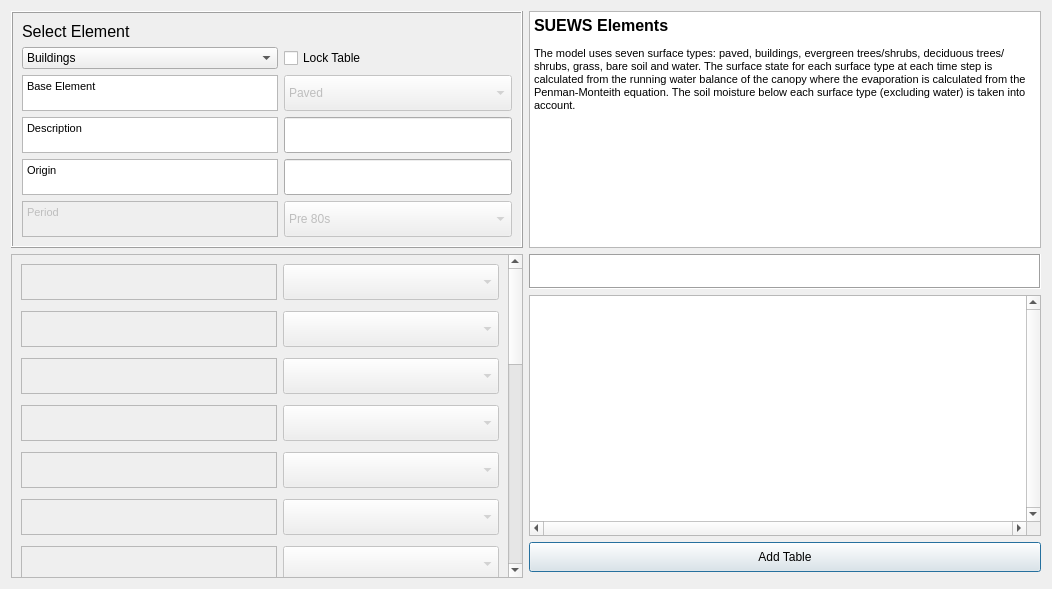
This is tabs/urban_element_editor_mkII_tab.ui in gusbacos/suews_database_manager as Qt 5 draws it before an edit. The edited form follows.
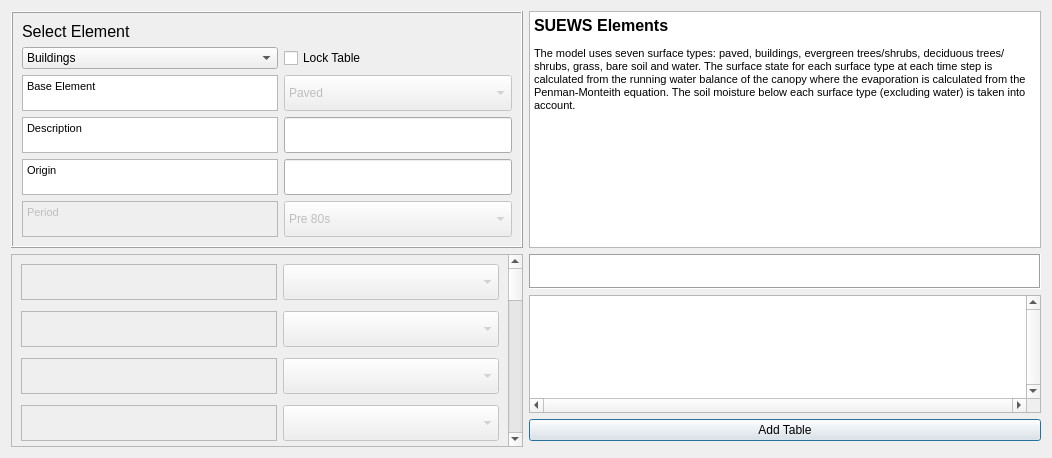
This is the edited form. Custom widgets are drawn as their Qt base class.

The edit to the form file:
```diff
--- a/tabs/urban_element_editor_mkII_tab.ui
+++ b/tabs/urban_element_editor_mkII_tab.ui
@@ -7,7 +7,7 @@
     <x>0</x>
     <y>0</y>
     <width>1052</width>
-    <height>589</height>
+    <height>458</height>
    </rect>
   </property>
   <property name="windowTitle">
@@ -605,7 +605,7 @@
             <string>&lt;!DOCTYPE HTML PUBLIC &quot;-//W3C//DTD HTML 4.0//EN&quot; &quot;http://www.w3.org/TR/REC-html40/strict.dtd&quot;&gt;
 &lt;html&gt;&lt;head&gt;&lt;meta name=&quot;qrichtext&quot; content=&quot;1&quot; /&gt;&lt;style type=&quot;text/css&quot;&gt;
 p, li { white-space: pre-wrap; }
-&lt;/style&gt;&lt;/head&gt;&lt;body style=&quot; font-family:'MS Shell Dlg 2'; font-size:8.25pt; font-weight:400; font-style:normal;&quot;&gt;
+&lt;/style&gt;&lt;/head&gt;&lt;body style=&quot; font-family:'MS Shell Dlg 2'; font-size:9.75pt; font-weight:400; font-style:normal;&quot;&gt;
 &lt;p style=&quot;-qt-paragraph-type:empty; margin-top:0px; margin-bottom:0px; margin-left:0px; margin-right:0px; -qt-block-indent:0; text-indent:0px; font-size:12pt;&quot;&gt;&lt;br /&gt;&lt;/p&gt;&lt;/body&gt;&lt;/html&gt;</string>
            </property>
           </widget>
@@ -709,7 +709,7 @@
             <string>&lt;!DOCTYPE HTML PUBLIC &quot;-//W3C//DTD HTML 4.0//EN&quot; &quot;http://www.w3.org/TR/REC-html40/strict.dtd&quot;&gt;
 &lt;html&gt;&lt;head&gt;&lt;meta name=&quot;qrichtext&quot; content=&quot;1&quot; /&gt;&lt;style type=&quot;text/css&quot;&gt;
 p, li { white-space: pre-wrap; }
-&lt;/style&gt;&lt;/head&gt;&lt;body style=&quot; font-family:'MS Shell Dlg 2'; font-size:8.25pt; font-weight:400; font-style:normal;&quot;&gt;
+&lt;/style&gt;&lt;/head&gt;&lt;body style=&quot; font-family:'MS Shell Dlg 2'; font-size:9.75pt; font-weight:400; font-style:normal;&quot;&gt;
 &lt;p style=&quot;-qt-paragraph-type:empty; margin-top:0px; margin-bottom:0px; margin-left:0px; margin-right:0px; -qt-block-indent:0; text-indent:0px; font-size:12pt;&quot;&gt;&lt;br /&gt;&lt;/p&gt;&lt;/body&gt;&lt;/html&gt;</string>
            </property>
           </widget>
@@ -813,7 +813,7 @@
             <string>&lt;!DOCTYPE HTML PUBLIC &quot;-//W3C//DTD HTML 4.0//EN&quot; &quot;http://www.w3.org/TR/REC-html40/strict.dtd&quot;&gt;
 &lt;html&gt;&lt;head&gt;&lt;meta name=&quot;qrichtext&quot; content=&quot;1&quot; /&gt;&lt;style type=&quot;text/css&quot;&gt;
 p, li { white-space: pre-wrap; }
-&lt;/style&gt;&lt;/head&gt;&lt;body style=&quot; font-family:'MS Shell Dlg 2'; font-size:8.25pt; font-weight:400; font-style:normal;&quot;&gt;
+&lt;/style&gt;&lt;/head&gt;&lt;body style=&quot; font-family:'MS Shell Dlg 2'; font-size:9.75pt; font-weight:400; font-style:normal;&quot;&gt;
 &lt;p style=&quot;-qt-paragraph-type:empty; margin-top:0px; margin-bottom:0px; margin-left:0px; margin-right:0px; -qt-block-indent:0; text-indent:0px; font-size:12pt;&quot;&gt;&lt;br /&gt;&lt;/p&gt;&lt;/body&gt;&lt;/html&gt;</string>
            </property>
           </widget>
```
Left out of the diff: 46 changed lines with no effect on the pictures.
